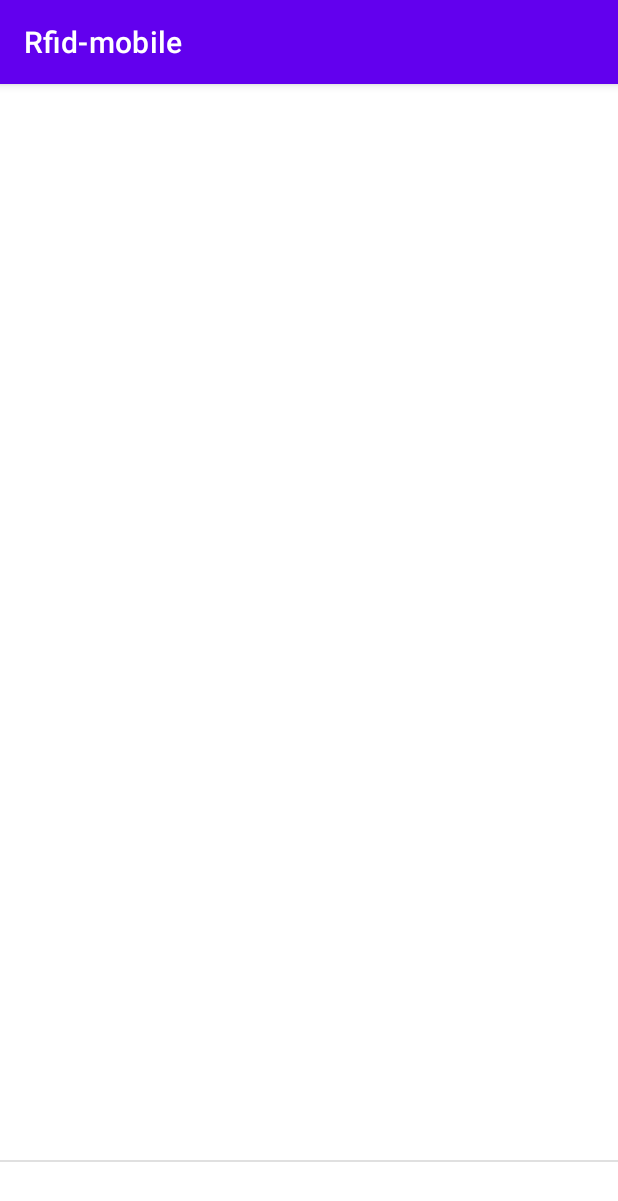
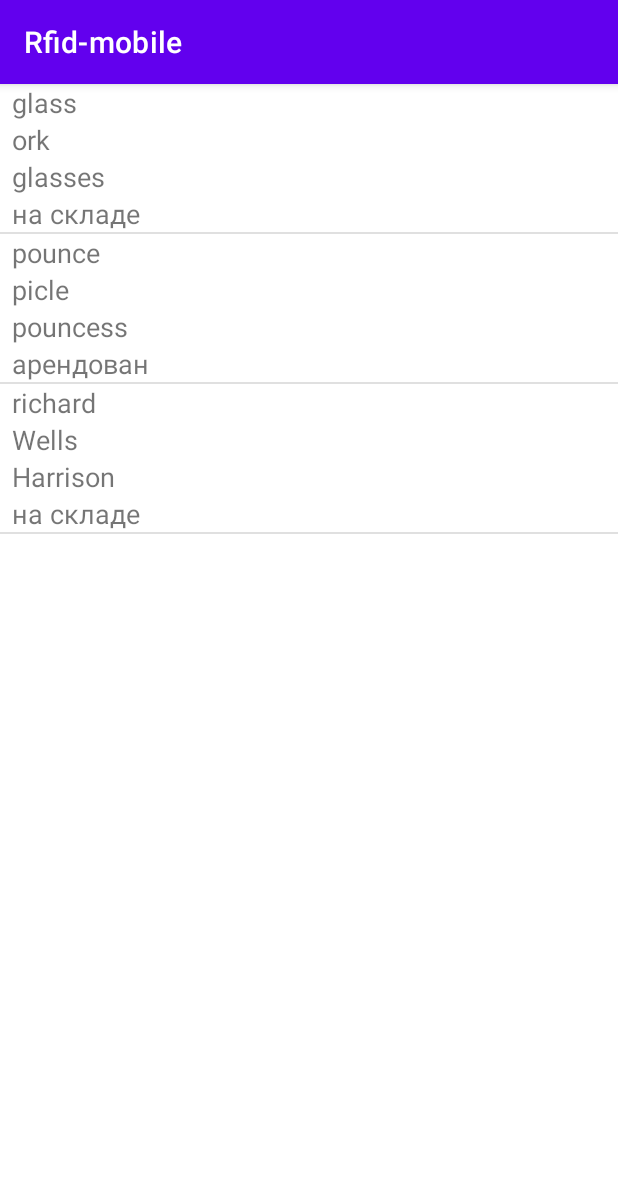
Before and after one commit to RusakovRodion/Rfid-mobile, an Android app: the screen it shows after launch (MainActivity), on a phone screen of 412 x 824 dp. Shown: the top 1201 px of the screen. Run offline under Robolectric (Android 15) with nearby library versions, the phone set to English and light mode, and no system bars.

Commit message:
Разбор проблемы вывода текста, [ Решено :) ]

```diff
--- a/app/src/main/java/com/example/rfid_mobile/MainActivity.java
+++ b/app/src/main/java/com/example/rfid_mobile/MainActivity.java
@@ -16,12 +16,14 @@ public class MainActivity extends AppCompatActivity {
         super.onCreate(savedInstanceState);
         setContentView(R.layout.activity_main);
 
-        ArrayList<ObjectClass> objects = new ArrayList<ObjectClass>();
+        ArrayList<ObjectClass> objects = new ArrayList<>();
         if(objects.size()==0){
-            objects.add(new ObjectClass(0, "Очки", "Прекрасные  очки", true, "Очки"));
-            objects.add(new ObjectClass(1, "Очки", "Волшебные  очки", false, "Очки"));
-            objects.add(new ObjectClass(2, "Очки", "Великолепные  очки", true, "Очки"));
+            objects.add(new ObjectClass(0, "glass", "glasses", true, "ork"));
+            objects.add(new ObjectClass(1, "pounce", "pouncess", false, "picle"));
+            objects.add(new ObjectClass(2, "richard", "Harrison", true, "Wells"));
         }
+
+
 
         // получаем элемент ListView
         ListView objectsList = findViewById(R.id.objectsList);
--- a/app/src/main/java/com/example/rfid_mobile/ObjectClass.java
+++ b/app/src/main/java/com/example/rfid_mobile/ObjectClass.java
@@ -14,4 +14,6 @@ public class ObjectClass {
         this.status=status;
         this.category=category;
     }
+
+
 }
--- a/app/src/main/res/layout/object_mini.xml
+++ b/app/src/main/res/layout/object_mini.xml
@@ -9,41 +9,44 @@
         android:id="@+id/nameObject"
         android:layout_width="0dp"
         android:layout_height="wrap_content"
+        android:layout_marginStart="8dp"
+        android:text="Название"
         android:textSize="18sp"
-        android:text="Название"
-        app:layout_constraintBottom_toTopOf="@+id/categoryObject"
         app:layout_constraintLeft_toLeftOf="parent"
-        app:layout_constraintRight_toLeftOf="parent"
-        app:layout_constraintTop_toTopOf="parent"/>
+        app:layout_constraintStart_toStartOf="parent"
+        app:layout_constraintTop_toTopOf="parent" />
+
     <TextView
         android:id="@+id/categoryObject"
         android:layout_width="0dp"
         android:layout_height="wrap_content"
+        android:layout_marginStart="8dp"
+        android:text="Категория"
         android:textSize="18sp"
-        android:text="Название"
-        app:layout_constraintBottom_toTopOf="@+id/descObject"
         app:layout_constraintLeft_toRightOf="parent"
-        app:layout_constraintRight_toLeftOf="parent"
+        app:layout_constraintStart_toStartOf="parent"
         app:layout_constraintTop_toBottomOf="@+id/nameObject" />
+
     <TextView
         android:id="@+id/descObject"
         android:layout_width="0dp"
         android:layout_height="wrap_content"
+        android:layout_marginStart="8dp"
+        android:text="Описание"
         android:textSize="18sp"
-        android:text="Название"
-        app:layout_constraintBottom_toTopOf="@+id/statusObject"
         app:layout_constraintLeft_toRightOf="parent"
-        app:layout_constraintRight_toLeftOf="parent"
+        app:layout_constraintStart_toStartOf="parent"
         app:layout_constraintTop_toBottomOf="@+id/categoryObject" />
+
     <TextView
         android:id="@+id/statusObject"
         android:layout_width="0dp"
         android:layout_height="wrap_content"
+        android:layout_marginStart="8dp"
+        android:text="Статус"
         android:textSize="18sp"
-        android:text="Название"
-        app:layout_constraintBottom_toBottomOf="parent"
         app:layout_constraintLeft_toRightOf="parent"
-        app:layout_constraintRight_toLeftOf="parent"
+        app:layout_constraintStart_toStartOf="parent"
         app:layout_constraintTop_toBottomOf="@+id/descObject" />
 
 </androidx.constraintlayout.widget.ConstraintLayout>
```
